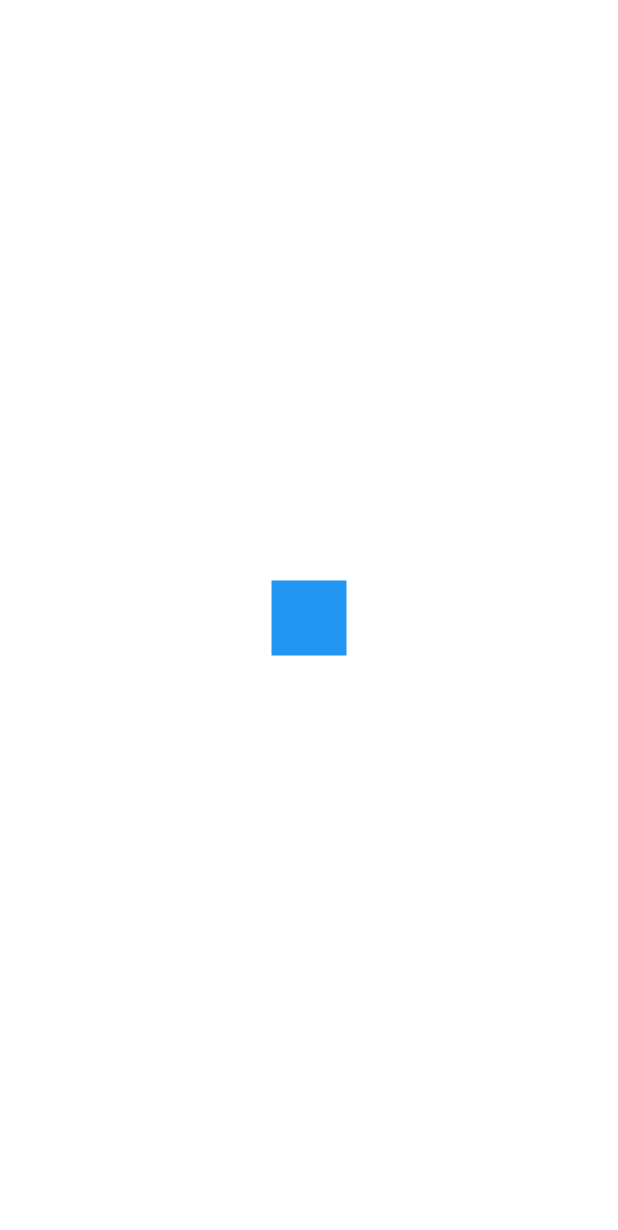
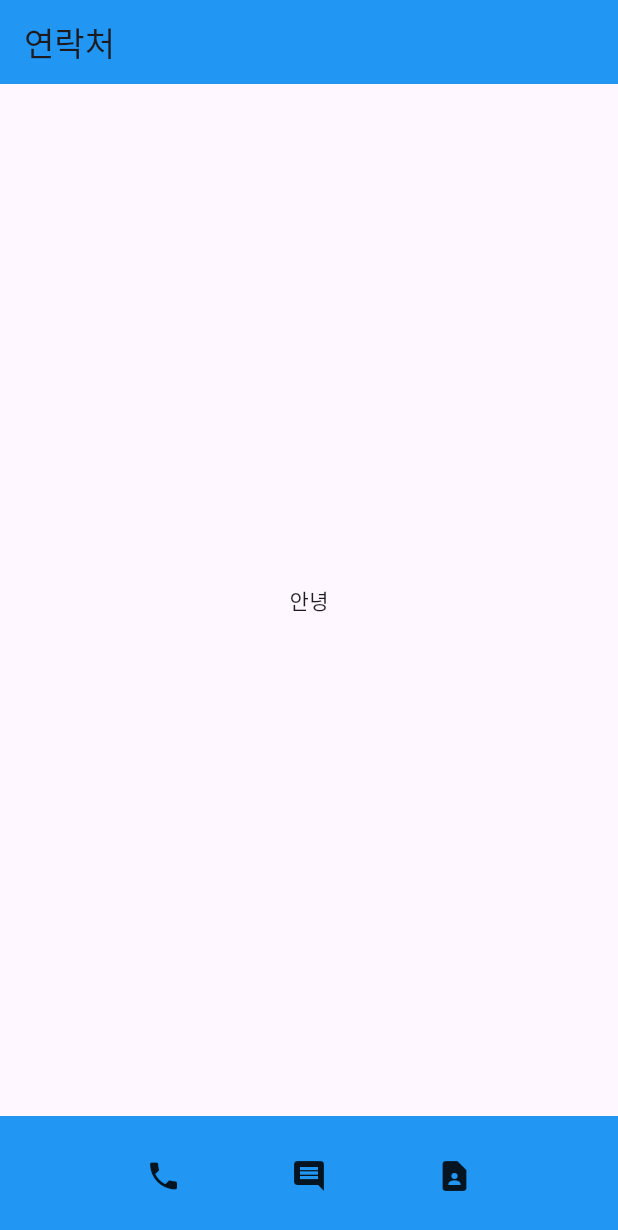
Before and after one commit to Stjoo0925/Flutter-test, a Flutter app: the screen it shows after launch, on a phone screen of 412 x 824 dp. Shown: the top 1230 px of the screen. Run offline on Flutter 3.47's test engine with Material 3 defaults, Android fonts, the phone set to English and light mode, and no system bars.

Commit message:
feat : layout update

```diff
--- a/analysis_options.yaml
+++ b/analysis_options.yaml
@@ -25,6 +25,7 @@ linter:
     prefer_const_constructors_in_immutables : false
     prefer_const_constructors : false
     avoid_print : false
+    prefer_const_literals_to_create_immutables : false
     # avoid_print: false  # Uncomment to disable the `avoid_print` rule
     # prefer_single_quotes: true  # Uncomment to enable the `prefer_single_quotes` rule
 
--- a/lib/main.dart
+++ b/lib/main.dart
@@ -6,14 +6,33 @@ void main() {
 
 class MyApp extends StatelessWidget {
   const MyApp({super.key});
+
   @override
   Widget build(BuildContext context) {
-
     return MaterialApp(
-      home: Center(
-        child: Container( width: 50, height: 50, color: Colors.blue),
-      )
+      home: Scaffold(
+        appBar: AppBar(
+          backgroundColor: Colors.blue,
+          title: Text('연락처'),
+        ),
+        body: Center(
+          child: Text('안녕')
+        ),
+        bottomNavigationBar: BottomAppBar(
+          color: Colors.blue,
+          child: Padding(
+            padding: const EdgeInsets.all(8.0),
+            child: Row(
+              mainAxisAlignment: MainAxisAlignment.spaceEvenly,
+              children: [
+                Icon(Icons.phone),
+                Icon(Icons.comment),
+                Icon(Icons.contact_page),
+              ],
+            ),
+          ),
+        ),
+      ),
     );
-
   }
 }
```
Also changed, not shown: 1 other file.
